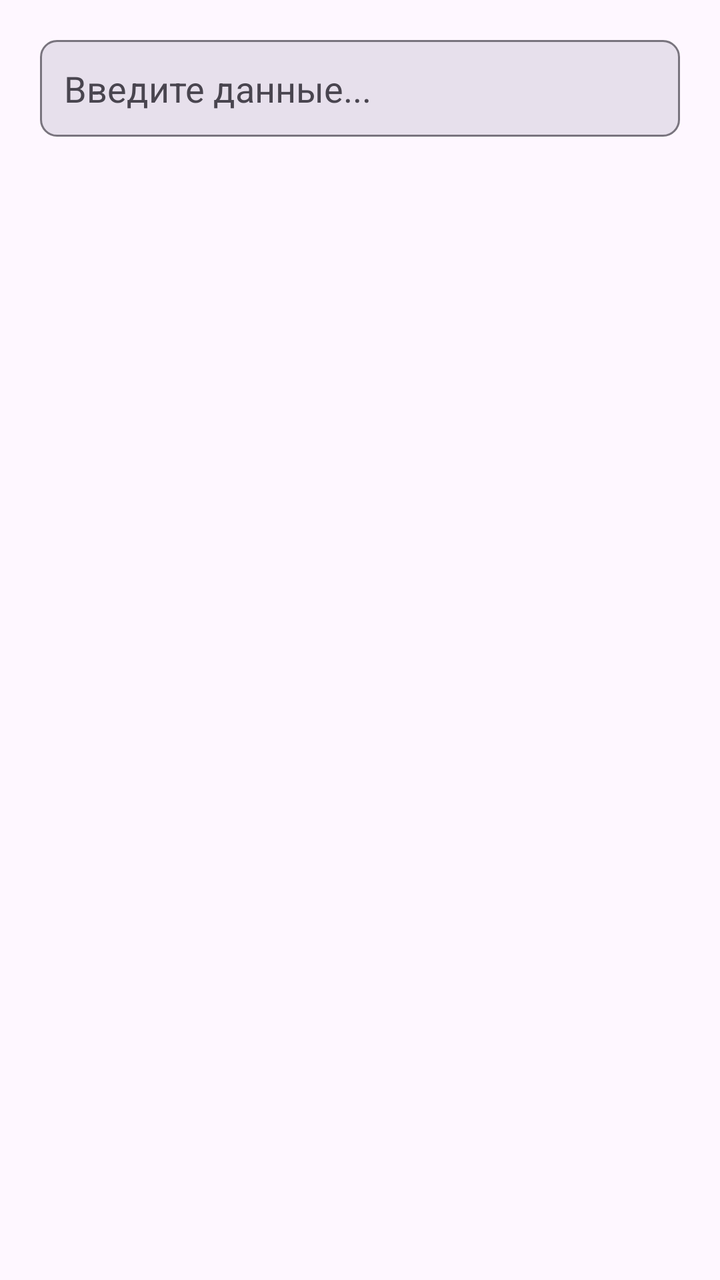
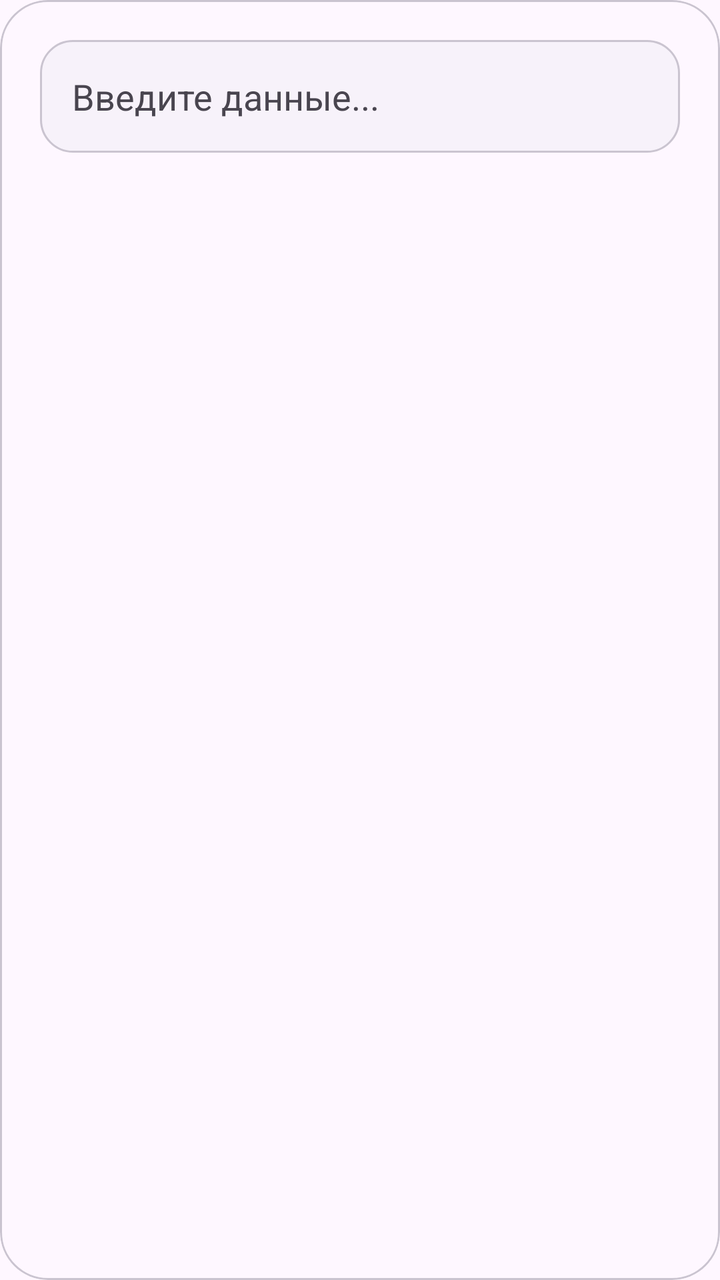

An Android layout rendered at two revisions. The XML below is the earlier revision; the diff shows what the commit changed to produce the second picture.
<!-- AndroidManifest.xml: application theme Theme.BaseHome -->
<!-- res/layout/dialog_simple_input.xml -->
<?xml version="1.0" encoding="utf-8"?>
<LinearLayout xmlns:android="http://schemas.android.com/apk/res/android"
    android:layout_width="match_parent"
    android:layout_height="wrap_content"
    android:orientation="vertical"
    android:padding="20dp"
    android:background="?attr/colorSurface">

    <EditText
        android:id="@+id/etSimpleInput"
        android:layout_width="match_parent"
        android:layout_height="wrap_content"
        android:hint="Введите данные..."
        android:padding="12dp"
        android:textColor="?android:attr/textColorPrimary"
        android:textColorHint="?android:attr/textColorSecondary"
        android:background="@drawable/bg_input_field"
        android:inputType="textMultiLine"
        android:minLines="1"
        android:maxLines="4" />

</LinearLayout>
<!-- resources referenced by this layout -->
<resources>
  <!-- drawable bg_input_field (drawable) -->
  <?xml version="1.0" encoding="utf-8"?>
  <shape xmlns:android="http://schemas.android.com/apk/res/android">
      <solid android:color="?attr/colorSurfaceVariant" />
      <corners android:radius="8dp" />
      <stroke
          android:width="1dp"
          android:color="?attr/colorOutline" />
  </shape>
  <style name="Theme.BaseHome" parent="Base.Theme.BaseHome" />
  <style name="Base.Theme.BaseHome" parent="Theme.Material3.DayNight.NoActionBar">
          
          
      </style>
</resources>

<!-- the commit's change to res/layout/dialog_simple_input.xml (unified diff, before → after) -->
@@ -1,22 +1,26 @@
 <?xml version="1.0" encoding="utf-8"?>
-<LinearLayout xmlns:android="http://schemas.android.com/apk/res/android"
+<com.google.android.material.card.MaterialCardView xmlns:android="http://schemas.android.com/apk/res/android"
+    xmlns:app="http://schemas.android.com/apk/res-auto"
     android:layout_width="match_parent"
     android:layout_height="wrap_content"
-    android:orientation="vertical"
-    android:padding="20dp"
-    android:background="?attr/colorSurface">
+    app:cardBackgroundColor="?attr/colorSurface"
+    app:cardCornerRadius="24dp"
+    app:cardElevation="0dp"
+    app:strokeColor="?attr/colorOutlineVariant"
+    app:strokeWidth="1dp">
 
     <EditText
         android:id="@+id/etSimpleInput"
         android:layout_width="match_parent"
         android:layout_height="wrap_content"
+        android:layout_margin="20dp"
+        android:background="@drawable/bg_input_field"
         android:hint="Введите данные..."
-        android:padding="12dp"
+        android:inputType="textMultiLine"
+        android:maxLines="4"
+        android:minHeight="56dp"
+        android:minLines="1"
+        android:padding="16dp"
         android:textColor="?android:attr/textColorPrimary"
-        android:textColorHint="?android:attr/textColorSecondary"
-        android:background="@drawable/bg_input_field"
-        android:inputType="textMultiLine"
-        android:minLines="1"
-        android:maxLines="4" />
-
-</LinearLayout>
+        android:textColorHint="?android:attr/textColorSecondary" />
+</com.google.android.material.card.MaterialCardView>
<!-- resource entries referenced after the edit -->
@@ -3,16 +3,28 @@
   <!-- drawable bg_input_field (drawable) -->
   <?xml version="1.0" encoding="utf-8"?>
   <shape xmlns:android="http://schemas.android.com/apk/res/android">
-      <solid android:color="?attr/colorSurfaceVariant" />
-      <corners android:radius="8dp" />
+      <solid android:color="?attr/colorSurfaceContainerLow" />
+      <corners android:radius="16dp" />
       <stroke
           android:width="1dp"
-          android:color="?attr/colorOutline" />
+          android:color="?attr/colorOutlineVariant" />
   </shape>
   <style name="Theme.BaseHome" parent="Base.Theme.BaseHome" />
   <style name="Base.Theme.BaseHome" parent="Theme.Material3.DayNight.NoActionBar">
-          
-          
+          <item name="colorPrimary">@color/brand_primary</item>
+          <item name="colorSecondary">@color/brand_accent</item>
+          <item name="colorSurface">?android:attr/colorBackground</item>
+          <item name="colorOutline">?android:attr/textColorHint</item>
+          <item name="shapeAppearanceSmallComponent">@style/ShapeAppearance.BaseHome.Small</item>
+          <item name="shapeAppearanceMediumComponent">@style/ShapeAppearance.BaseHome.Medium</item>
+      </style>
+  <color name="brand_primary">#496783</color>
+  <color name="brand_accent">#6A7F6A</color>
+  <style name="ShapeAppearance.BaseHome.Small" parent="ShapeAppearance.Material3.Corner.Small">
+          <item name="cornerSize">12dp</item>
+      </style>
+  <style name="ShapeAppearance.BaseHome.Medium" parent="ShapeAppearance.Material3.Corner.Medium">
+          <item name="cornerSize">20dp</item>
       </style>
 </resources>
 
